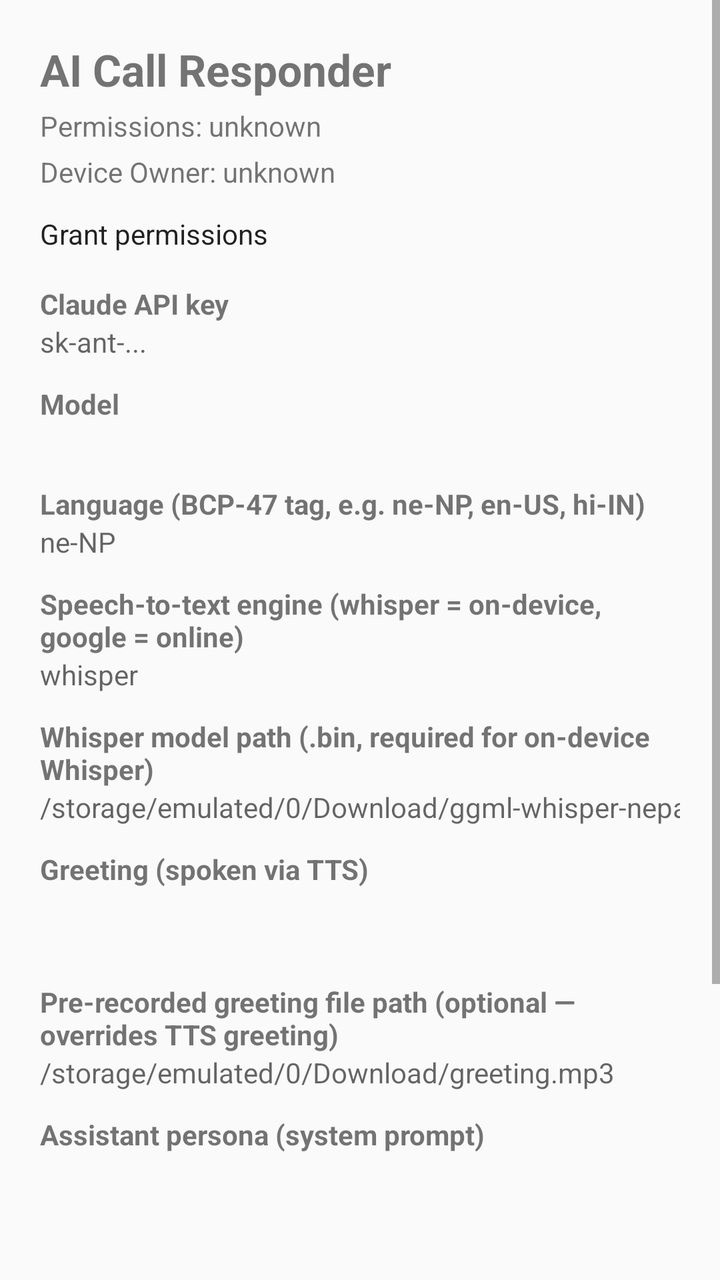
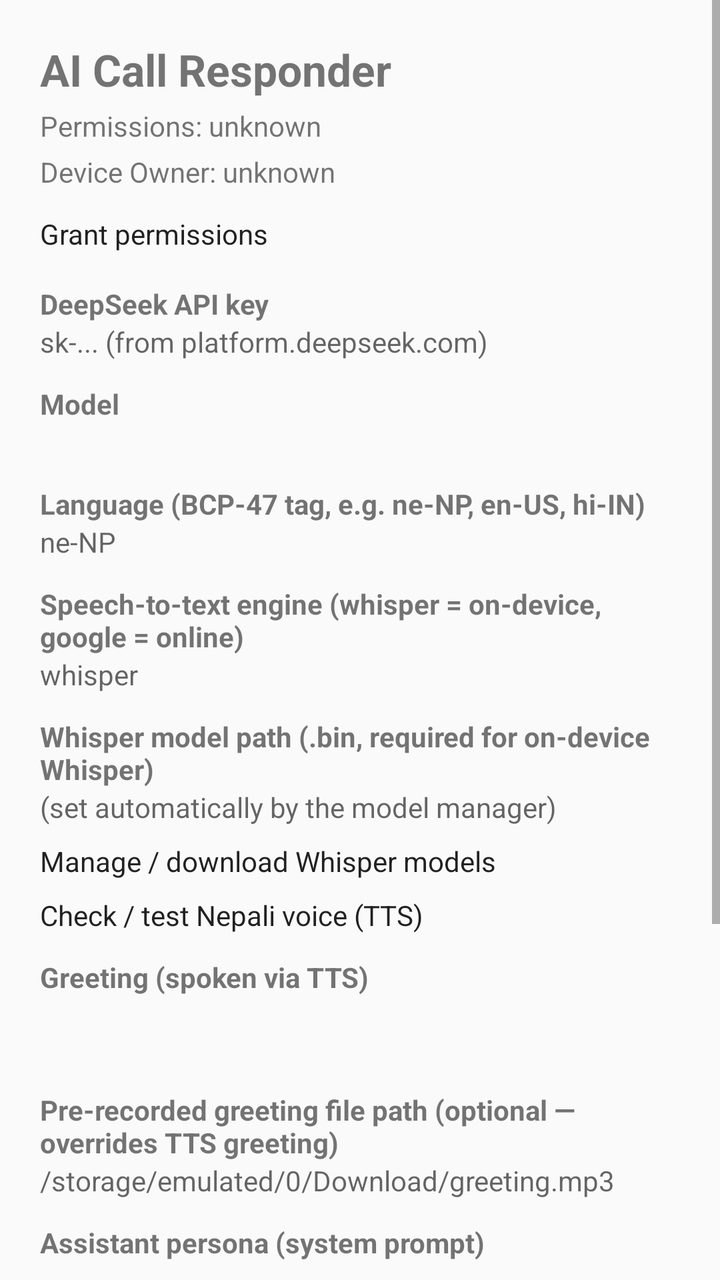

Compare the two renders of this Android layout. The source of the first and the diff that turns it into the second are given below.
<!-- AndroidManifest.xml: application theme Theme.AICallResponder -->
<!-- res/layout/activity_main.xml -->
<?xml version="1.0" encoding="utf-8"?>
<ScrollView xmlns:android="http://schemas.android.com/apk/res/android"
    android:layout_width="match_parent"
    android:layout_height="match_parent"
    android:fillViewport="true">

    <LinearLayout
        android:layout_width="match_parent"
        android:layout_height="wrap_content"
        android:orientation="vertical"
        android:padding="20dp">

        <TextView
            android:layout_width="wrap_content"
            android:layout_height="wrap_content"
            android:text="@string/app_name"
            android:textSize="22sp"
            android:textStyle="bold"
            android:paddingBottom="4dp" />

        <TextView
            android:id="@+id/textPermStatus"
            android:layout_width="wrap_content"
            android:layout_height="wrap_content"
            android:text="Permissions: unknown"
            android:paddingBottom="4dp" />

        <TextView
            android:id="@+id/textOwnerStatus"
            android:layout_width="wrap_content"
            android:layout_height="wrap_content"
            android:text="Device Owner: unknown"
            android:paddingBottom="12dp" />

        <Button
            android:id="@+id/btnPermissions"
            android:layout_width="match_parent"
            android:layout_height="wrap_content"
            android:text="Grant permissions" />

        <TextView
            android:layout_width="wrap_content"
            android:layout_height="wrap_content"
            android:text="Claude API key"
            android:paddingTop="16dp"
            android:textStyle="bold" />

        <EditText
            android:id="@+id/editApiKey"
            android:layout_width="match_parent"
            android:layout_height="wrap_content"
            android:hint="sk-ant-..."
            android:inputType="textPassword"
            android:autofillHints="password" />

        <TextView
            android:layout_width="wrap_content"
            android:layout_height="wrap_content"
            android:text="Model"
            android:paddingTop="12dp"
            android:textStyle="bold" />

        <EditText
            android:id="@+id/editModel"
            android:layout_width="match_parent"
            android:layout_height="wrap_content"
            android:inputType="text"
            android:autofillHints="" />

        <TextView
            android:layout_width="wrap_content"
            android:layout_height="wrap_content"
            android:text="Language (BCP-47 tag, e.g. ne-NP, en-US, hi-IN)"
            android:paddingTop="12dp"
            android:textStyle="bold" />

        <EditText
            android:id="@+id/editLanguage"
            android:layout_width="match_parent"
            android:layout_height="wrap_content"
            android:hint="ne-NP"
            android:inputType="text"
            android:autofillHints="" />

        <TextView
            android:layout_width="wrap_content"
            android:layout_height="wrap_content"
            android:text="Speech-to-text engine (whisper = on-device, google = online)"
            android:paddingTop="12dp"
            android:textStyle="bold" />

        <EditText
            android:id="@+id/editSttEngine"
            android:layout_width="match_parent"
            android:layout_height="wrap_content"
            android:hint="whisper"
            android:inputType="text"
            android:autofillHints="" />

        <TextView
            android:layout_width="wrap_content"
            android:layout_height="wrap_content"
            android:text="Whisper model path (.bin, required for on-device Whisper)"
            android:paddingTop="12dp"
            android:textStyle="bold" />

        <EditText
            android:id="@+id/editWhisperModel"
            android:layout_width="match_parent"
            android:layout_height="wrap_content"
            android:hint="/storage/emulated/0/Download/ggml-whisper-nepali.bin"
            android:inputType="text"
            android:autofillHints="" />

        <TextView
            android:layout_width="wrap_content"
            android:layout_height="wrap_content"
            android:text="Greeting (spoken via TTS)"
            android:paddingTop="12dp"
            android:textStyle="bold" />

        <EditText
            android:id="@+id/editGreeting"
            android:layout_width="match_parent"
            android:layout_height="wrap_content"
            android:inputType="textMultiLine"
            android:minLines="2"
            android:autofillHints="" />

        <TextView
            android:layout_width="wrap_content"
            android:layout_height="wrap_content"
            android:text="Pre-recorded greeting file path (optional — overrides TTS greeting)"
            android:paddingTop="12dp"
            android:textStyle="bold" />

        <EditText
            android:id="@+id/editGreetingAudio"
            android:layout_width="match_parent"
            android:layout_height="wrap_content"
            android:hint="/storage/emulated/0/Download/greeting.mp3"
            android:inputType="text"
            android:autofillHints="" />

        <TextView
            android:layout_width="wrap_content"
            android:layout_height="wrap_content"
            android:text="Assistant persona (system prompt)"
            android:paddingTop="12dp"
            android:textStyle="bold" />

        <EditText
            android:id="@+id/editSystem"
            android:layout_width="match_parent"
            android:layout_height="wrap_content"
            android:inputType="textMultiLine"
            android:minLines="3"
            android:autofillHints="" />

        <Button
            android:id="@+id/btnSave"
            android:layout_width="match_parent"
            android:layout_height="wrap_content"
            android:layout_marginTop="16dp"
            android:text="Save settings" />

        <Switch
            android:id="@+id/switchEnabled"
            android:layout_width="match_parent"
            android:layout_height="wrap_content"
            android:layout_marginTop="20dp"
            android:text="Auto-answer incoming calls" />

        <TextView
            android:layout_width="match_parent"
            android:layout_height="wrap_content"
            android:paddingTop="16dp"
            android:textSize="12sp"
            android:text="@string/disclaimer" />

    </LinearLayout>
</ScrollView>
<!-- resources referenced by this layout -->
<resources>
  <string name="app_name">AI Call Responder</string>
  <string name="disclaimer">This app answers calls automatically and speaks to callers with an AI. Only use it where you are legally allowed to auto-answer and record/process calls, and inform callers as required by law in your jurisdiction. Audio is routed through the loudspeaker, so expect echo and turn-taking delays.</string>
  <style name="Theme.AICallResponder" parent="@android:style/Theme.Material.Light.NoActionBar">
          <item name="android:colorPrimary">@color/purple_500</item>
          <item name="android:colorPrimaryDark">@color/purple_700</item>
      </style>
  <color name="purple_500">#6650a4</color>
  <color name="purple_700">#4f378b</color>
</resources>

<!-- the commit's change to res/layout/activity_main.xml (unified diff, before → after) -->
@@ -41,7 +41,7 @@
         <TextView
             android:layout_width="wrap_content"
             android:layout_height="wrap_content"
-            android:text="Claude API key"
+            android:text="DeepSeek API key"
             android:paddingTop="16dp"
             android:textStyle="bold" />
 
@@ -49,7 +49,7 @@
             android:id="@+id/editApiKey"
             android:layout_width="match_parent"
             android:layout_height="wrap_content"
-            android:hint="sk-ant-..."
+            android:hint="sk-... (from platform.deepseek.com)"
             android:inputType="textPassword"
             android:autofillHints="password" />
 
@@ -108,9 +108,23 @@
             android:id="@+id/editWhisperModel"
             android:layout_width="match_parent"
             android:layout_height="wrap_content"
-            android:hint="/storage/emulated/0/Download/ggml-whisper-nepali.bin"
+            android:hint="(set automatically by the model manager)"
             android:inputType="text"
             android:autofillHints="" />
+
+        <Button
+            android:id="@+id/btnManageModels"
+            android:layout_width="match_parent"
+            android:layout_height="wrap_content"
+            android:layout_marginTop="8dp"
+            android:text="Manage / download Whisper models" />
+
+        <Button
+            android:id="@+id/btnVoiceCheck"
+            android:layout_width="match_parent"
+            android:layout_height="wrap_content"
+            android:layout_marginTop="8dp"
+            android:text="Check / test Nepali voice (TTS)" />
 
         <TextView
             android:layout_width="wrap_content"
